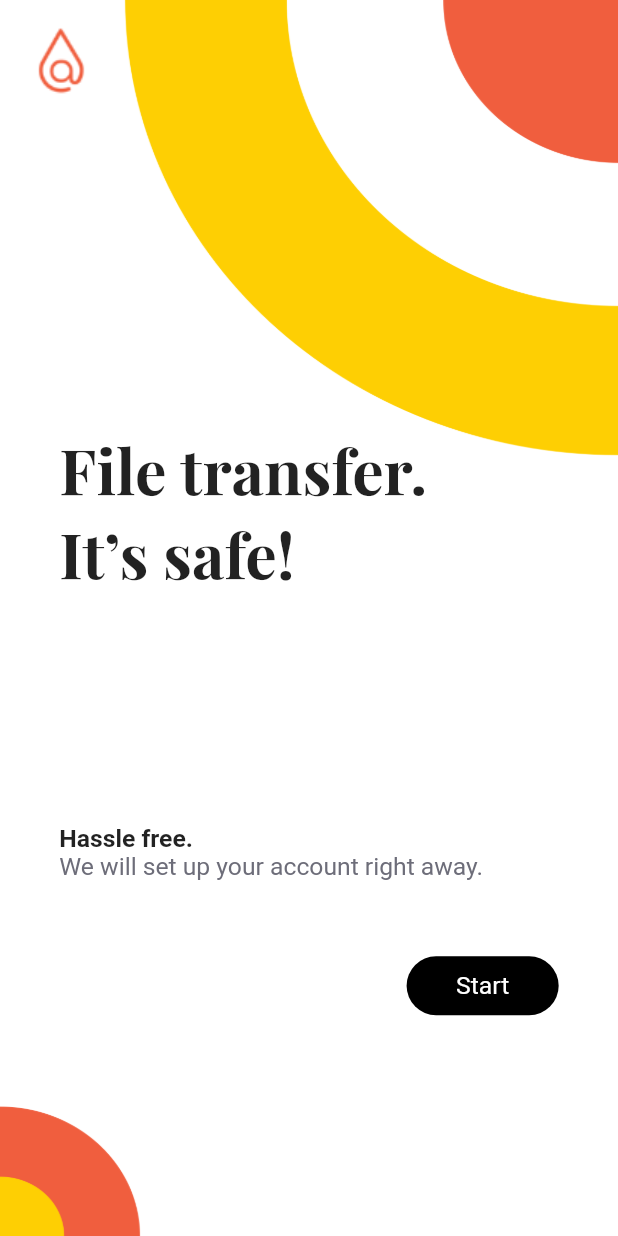
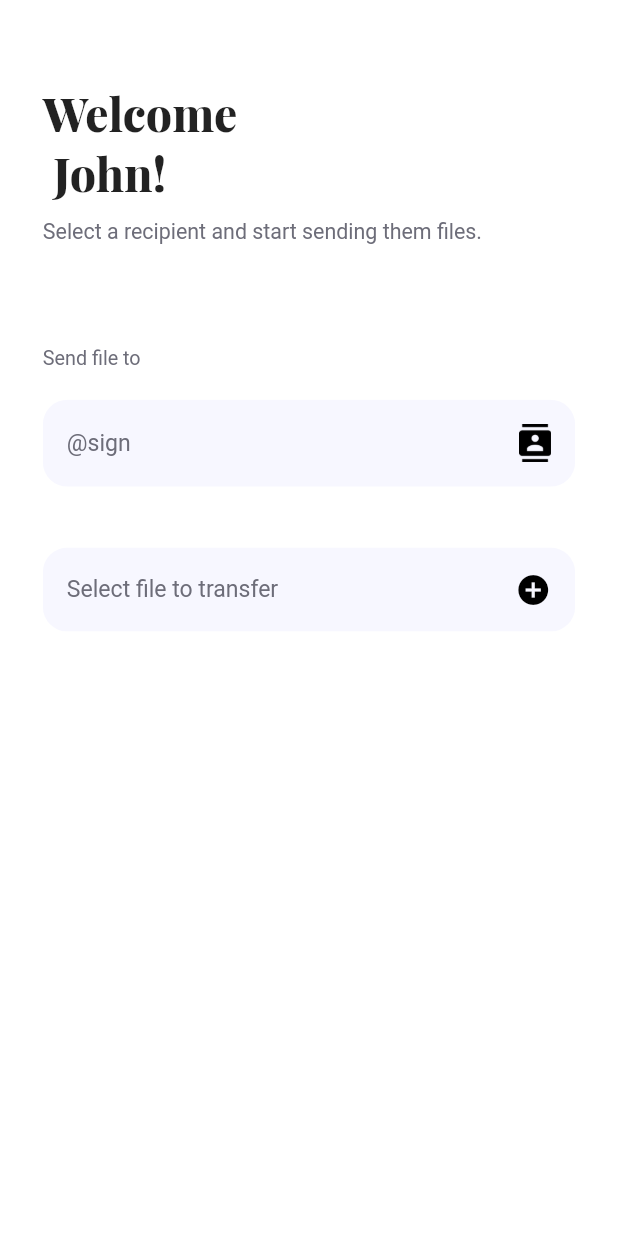
Before and after one commit to atsign-foundation/atmosphere_pro, a Flutter app: the screen it shows after launch, after a tap on "Start", on a phone screen of 412 x 824 dp. Run offline on Flutter 3.47's test engine with Material 2 defaults, Android fonts, the phone set to English and light mode, and no system bars; our stand-ins replace google_fonts; missing offline and left inert: pedantic.

Commit message:
welcome screen UI

```diff
--- a/lib/app.dart
+++ b/lib/app.dart
@@ -9,6 +9,9 @@ class MyApp extends StatelessWidget {
       title: 'AtSign Atmosphere App',
       debugShowCheckedModeBanner: false,
       initialRoute: SetupRoutes.initialRoute,
+      theme: ThemeData(
+        scaffoldBackgroundColor: Colors.white,
+      ),
       routes: SetupRoutes.routes,
     );
   }
--- a/lib/main.dart
+++ b/lib/main.dart
@@ -1,4 +1,5 @@
 import 'package:flutter/material.dart';
+import 'package:pedantic/pedantic.dart';
 import 'app.dart';
 
 void main() {
--- a/lib/routes/route_names.dart
+++ b/lib/routes/route_names.dart
@@ -1,3 +1,4 @@
 class Routes {
   static const String HOME = 'home';
+  static const String WELCOME_SCREEN = 'welcomeScreen';
 }
--- a/lib/routes/routes.dart
+++ b/lib/routes/routes.dart
@@ -1,5 +1,6 @@
 import 'package:atsign_atmosphere_app/routes/route_names.dart';
 import 'package:atsign_atmosphere_app/screens/home/home.dart';
+import 'package:atsign_atmosphere_app/screens/welcome_screen/welcome_screen.dart';
 import 'package:flutter/material.dart';
 
 class SetupRoutes {
@@ -8,6 +9,7 @@ class SetupRoutes {
   static Map<String, WidgetBuilder> get routes {
     return {
       Routes.HOME: (context) => Home(),
+      Routes.WELCOME_SCREEN: (context) => WelcomeScreen(),
     };
   }
 }
--- a/lib/screens/home/home.dart
+++ b/lib/screens/home/home.dart
@@ -1,3 +1,5 @@
+import 'package:atsign_atmosphere_app/routes/route_names.dart';
+import 'package:atsign_atmosphere_app/screens/widgets/common_button.dart';
 import 'package:atsign_atmosphere_app/services/size_config.dart';
 import 'package:atsign_atmosphere_app/utils/colors.dart';
 import 'package:atsign_atmosphere_app/utils/images.dart';
@@ -88,25 +90,12 @@ class Home extends StatelessWidget {
                         flex: 4,
                         child: Align(
                           alignment: Alignment.topRight,
-                          child: InkWell(
-                            onTap: () {},
-                            child: Container(
-                              padding: EdgeInsets.symmetric(
-                                vertical: 10.toHeight,
-                                horizontal: 30.toWidth,
-                              ),
-                              decoration: BoxDecoration(
-                                color: Colors.black,
-                                borderRadius: BorderRadius.circular(20.toFont),
-                              ),
-                              child: Text(
-                                TextStrings().buttonStart,
-                                style: TextStyle(
-                                  color: Colors.white,
-                                  fontSize: 15.toFont,
-                                ),
-                              ),
-                            ),
+                          child: CommonButton(
+                            TextStrings().buttonStart,
+                            () {
+                              Navigator.of(context)
+                                  .pushNamed(Routes.WELCOME_SCREEN);
+                            },
                           ),
                         ),
                       ),
--- /dev/null
+++ b/lib/screens/welcome_screen/welcome_screen.dart
@@ -0,0 +1,111 @@
+import 'package:atsign_atmosphere_app/screens/welcome_screen/widgets/select_file_widget.dart';
+import 'package:atsign_atmosphere_app/screens/widgets/common_button.dart';
+import 'package:atsign_atmosphere_app/services/size_config.dart';
+import 'package:atsign_atmosphere_app/utils/colors.dart';
+import 'package:atsign_atmosphere_app/utils/text_strings.dart';
+import 'package:flutter/material.dart';
+import 'package:google_fonts/google_fonts.dart';
+
+import 'widgets/select_contact_widget.dart';
+
+class WelcomeScreen extends StatefulWidget {
+  @override
+  _WelcomeScreenState createState() => _WelcomeScreenState();
+}
+
+class _WelcomeScreenState extends State<WelcomeScreen> {
+  bool isContactSelected;
+  bool isFileSelected;
+
+  @override
+  void initState() {
+    isContactSelected = false;
+    isFileSelected = false;
+    super.initState();
+  }
+
+  @override
+  Widget build(BuildContext context) {
+    return Scaffold(
+      appBar: AppBar(
+        backgroundColor: Colors.white,
+        elevation: 0,
+      ),
+      body: SingleChildScrollView(
+        child: Container(
+          padding: EdgeInsets.symmetric(horizontal: 26.toWidth),
+          child: Column(
+            crossAxisAlignment: CrossAxisAlignment.start,
+            children: [
+              Text(
+                TextStrings().welcomeUser('John'),
+                style: GoogleFonts.playfairDisplay(
+                  textStyle: TextStyle(
+                    fontSize: 28.toFont,
+                    fontWeight: FontWeight.w800,
+                    height: 1.3,
+                  ),
+                ),
+              ),
+              SizedBox(
+                height: 10.toHeight,
+              ),
+              Text(
+                TextStrings().welcomeRecipient,
+                style: TextStyle(
+                  color: ColorConstants.fadedText,
+                  fontSize: 13.toFont,
+                ),
+              ),
+              SizedBox(
+                height: 67.toHeight,
+              ),
+              Text(
+                TextStrings().welcomeSendFilesTo,
+                style: TextStyle(
+                  color: ColorConstants.fadedText,
+                  fontSize: 12.toFont,
+                ),
+              ),
+              SizedBox(
+                height: 20.toHeight,
+              ),
+              SelectContactWidget(
+                (b) {
+                  setState(() {
+                    isContactSelected = b;
+                  });
+                },
+              ),
+              SizedBox(
+                height: 40.toHeight,
+              ),
+              SelectFileWidget(
+                (b) {
+                  setState(() {
+                    isFileSelected = b;
+                  });
+                },
+              ),
+              SizedBox(
+                height: 60.toHeight,
+              ),
+              if (isContactSelected && isFileSelected) ...[
+                Align(
+                  alignment: Alignment.topRight,
+                  child: CommonButton(
+                    TextStrings().buttonSend,
+                    () {},
+                  ),
+                ),
+                SizedBox(
+                  height: 60.toHeight,
+                ),
+              ],
+            ],
+          ),
+        ),
+      ),
+    );
+  }
+}
--- /dev/null
+++ b/lib/screens/welcome_screen/widgets/select_contact_widget.dart
@@ -0,0 +1,164 @@
+import 'package:atsign_atmosphere_app/services/size_config.dart';
+import 'package:atsign_atmosphere_app/utils/colors.dart';
+import 'package:atsign_atmosphere_app/utils/images.dart';
+import 'package:atsign_atmosphere_app/utils/text_strings.dart';
+import 'package:flutter/material.dart';
+
+class SelectContactWidget extends StatefulWidget {
+  final Function(bool) onUpdate;
+  SelectContactWidget(this.onUpdate);
+  @override
+  _SelectContactWidgetState createState() => _SelectContactWidgetState();
+}
+
+class _SelectContactWidgetState extends State<SelectContactWidget> {
+  String headerText;
+  int selectedIndex;
+
+  @override
+  void initState() {
+    headerText = TextStrings().welcomeContactPlaceholder;
+    super.initState();
+  }
+
+  @override
+  Widget build(BuildContext context) {
+    return Theme(
+      data: ThemeData(
+        dividerColor: Colors.transparent,
+        textTheme: TextTheme(
+          subtitle1: TextStyle(
+            color: ColorConstants.inputFieldColor,
+          ),
+        ),
+      ),
+      child: ClipRRect(
+        borderRadius: BorderRadius.circular(15.toFont),
+        child: Container(
+          color: ColorConstants.inputFieldColor,
+          child: selectedIndex == null
+              ? _ExpansionTileWidget(
+                  headerText,
+                  (index) {
+                    widget.onUpdate(true);
+                    setState(() {
+                      selectedIndex = index;
+                    });
+                  },
+                )
+              : _ListTileWidget(
+                  selectedIndex,
+                  () {
+                    widget.onUpdate(false);
+                    setState(() {
+                      selectedIndex = null;
+                    });
+                  },
+                ),
+        ),
+      ),
+    );
+  }
+}
+
+class _ExpansionTileWidget extends StatelessWidget {
+  final String headerText;
+  final Function(int) onSelected;
+  _ExpansionTileWidget(this.headerText, this.onSelected);
+  @override
+  Widget build(BuildContext context) {
+    return ExpansionTile(
+      backgroundColor: ColorConstants.inputFieldColor,
+      title: Text(
+        headerText,
+        style: TextStyle(
+          color: ColorConstants.fadedText,
+          fontSize: 14.toFont,
+        ),
+      ),
+      trailing: Container(
+        padding: EdgeInsets.symmetric(vertical: 15.toHeight),
+        child: Image.asset(
+          ImageConstants.contactsIcon,
+          color: Colors.black,
+        ),
+      ),
+      children: List.generate(
+        5,
+        (index) => Container(
+          decoration: BoxDecoration(
+            border: Border(
+              bottom: BorderSide(
+                color: ColorConstants.dividerColor.withOpacity(0.1),
+                width: 1.toHeight,
+              ),
+            ),
+          ),
+          child: ListTile(
+            onTap: () => onSelected(index),
+            title: Text(
+              'Levina Thomas $index',
+              style: TextStyle(
+                color: Colors.black,
+                fontSize: 14.toFont,
+              ),
+            ),
+            subtitle: Text(
+              '@levinat',
+              style: TextStyle(
+                color: ColorConstants.fadedText,
+                fontSize: 14.toFont,
+              ),
+            ),
+            leading: Container(
+              height: 40.toWidth,
+              width: 40.toWidth,
+              decoration: BoxDecoration(
+                color: Colors.black,
+                shape: BoxShape.circle,
+              ),
+            ),
+            trailing: Icon(Icons.add),
+          ),
+        ),
+      ),
+    );
+  }
+}
+
+class _ListTileWidget extends StatelessWidget {
+  final int selectedIndex;
+  final Function onRemove;
+  _ListTileWidget(this.selectedIndex, this.onRemove);
+
+  @override
+  Widget build(BuildContext context) {
+    return ListTile(
+      title: Text(
+        'Levina Thomas $selectedIndex',
+        style: TextStyle(
+          color: ColorConstants.fadedText,
+          fontSize: 14.toFont,
+        ),
+      ),
+      leading: Container(
+        height: 40.toWidth,
+        width: 40.toWidth,
+        decoration: BoxDecoration(
+          color: Colors.black,
+          shape: BoxShape.circle,
+        ),
+      ),
+      trailing: InkWell(
+        onTap: onRemove,
+        child: Container(
+          padding: EdgeInsets.symmetric(vertical: 15.toHeight),
+          child: Icon(
+            Icons.clear,
+            color: Colors.black,
+          ),
+        ),
+      ),
+    );
+  }
+}
--- /dev/null
+++ b/lib/screens/welcome_screen/widgets/select_file_widget.dart
@@ -0,0 +1,119 @@
+import 'package:atsign_atmosphere_app/services/size_config.dart';
+import 'package:atsign_atmosphere_app/utils/colors.dart';
+import 'package:atsign_atmosphere_app/utils/text_strings.dart';
+import 'package:flutter/material.dart';
+
+class SelectFileWidget extends StatefulWidget {
+  final Function(bool) onUpdate;
+  SelectFileWidget(this.onUpdate);
+  @override
+  _SelectFileWidgetState createState() => _SelectFileWidgetState();
+}
+
+class _SelectFileWidgetState extends State<SelectFileWidget> {
+  int selectedFiles;
+
+  @override
+  void initState() {
+    selectedFiles = 0;
+    super.initState();
+  }
+
+  @override
+  Widget build(BuildContext context) {
+    return ClipRRect(
+      child: Container(
+        decoration: BoxDecoration(
+          borderRadius: BorderRadius.circular(15.toFont),
+          color: ColorConstants.inputFieldColor,
+        ),
+        child: Column(
+          children: [
+            ListTile(
+              title: Text(
+                selectedFiles == 0
+                    ? TextStrings().welcomeFilePlaceholder
+                    : TextStrings().welcomeAddFilePlaceholder,
+                style: TextStyle(
+                  color: ColorConstants.fadedText,
+                  fontSize: 14.toFont,
+                ),
+              ),
+              subtitle: selectedFiles == 0
+                  ? null
+                  : Text(
+                      '144KB . JPG',
+                      style: TextStyle(
+                        color: ColorConstants.fadedText,
+                        fontSize: 10.toFont,
+                      ),
+                    ),
+              trailing: InkWell(
+                onTap: () {
+                  if (selectedFiles == 0) widget.onUpdate(true);
+                  setState(() {
+                    selectedFiles++;
+                  });
+                },
+                child: Container(
+                  padding: EdgeInsets.symmetric(vertical: 15.toHeight),
+                  child: Icon(
+                    Icons.add_circle,
+                    color: Colors.black,
+                  ),
+                ),
+              ),
+            ),
+            ListView.builder(
+              shrinkWrap: true,
+              physics: NeverScrollableScrollPhysics(),
+              itemCount: selectedFiles,
+              itemBuilder: (c, index) => Container(
+                decoration: BoxDecoration(
+                  border: Border(
+                    bottom: BorderSide(
+                      color: ColorConstants.dividerColor.withOpacity(0.1),
+                      width: 1.toHeight,
+                    ),
+                  ),
+                ),
+                child: ListTile(
+                  title: Text(
+                    'File Name $index',
+                    style: TextStyle(
+                      color: Colors.black,
+                      fontSize: 14.toFont,
+                    ),
+                  ),
+                  subtitle: Text(
+                    '144KB . JPG',
+                    style: TextStyle(
+                      color: ColorConstants.fadedText,
+                      fontSize: 14.toFont,
+                    ),
+                  ),
+                  leading: Container(
+                    height: 40.toWidth,
+                    width: 40.toWidth,
+                    decoration: BoxDecoration(
+                      color: Colors.black,
+                    ),
+                  ),
+                  trailing: IconButton(
+                    icon: Icon(Icons.clear),
+                    onPressed: () {
+                      setState(() {
+                        selectedFiles--;
+                      });
+                      if (selectedFiles == 0) widget.onUpdate(false);
+                    },
+                  ),
+                ),
+              ),
+            ),
+          ],
+        ),
+      ),
+    );
+  }
+}
--- /dev/null
+++ b/lib/screens/widgets/common_button.dart
@@ -0,0 +1,32 @@
+import 'package:atsign_atmosphere_app/services/size_config.dart';
+import 'package:flutter/material.dart';
+
+class CommonButton extends StatelessWidget {
+  final String title;
+  final Function onTap;
+  const CommonButton(this.title, this.onTap);
+
+  @override
+  Widget build(BuildContext context) {
+    return InkWell(
+      onTap: onTap,
+      child: Container(
+        padding: EdgeInsets.symmetric(
+          vertical: 10.toHeight,
+          horizontal: 30.toWidth,
+        ),
+        decoration: BoxDecoration(
+          color: Colors.black,
+          borderRadius: BorderRadius.circular(20.toFont),
+        ),
+        child: Text(
+          title ?? '',
+          style: TextStyle(
+            color: Colors.white,
+            fontSize: 15.toFont,
+          ),
+        ),
+      ),
+    );
+  }
+}
--- a/lib/utils/colors.dart
+++ b/lib/utils/colors.dart
@@ -1,5 +1,7 @@
 import 'package:flutter/material.dart';
 
 class ColorConstants {
-  static Color fadedText = Color(0xFF6D6D79);
+  static const Color fadedText = Color(0xFF6D6D79);
+  static const Color inputFieldColor = Color(0xFFF7F7FF);
+  static const Color dividerColor = Color(0xFF707070);
 }
--- a/lib/utils/images.dart
+++ b/lib/utils/images.dart
@@ -3,4 +3,5 @@ class ImageConstants {
 
   static String welcomeBackground = '$_basePath/welcome_bg.png';
   static String logoIcon = '$_basePath/logo.png';
+  static String contactsIcon = '$_basePath/contacts.png';
 }
--- a/lib/utils/text_strings.dart
+++ b/lib/utils/text_strings.dart
@@ -8,6 +8,15 @@ class TextStrings {
   String homeHassleFree = 'Hassle free.\n';
   String homeWeWillSetupAccount = 'We will set up your account right away.';
 
+  // welcome screen texts
+  String welcomeUser(String userName) => 'Welcome\n $userName!';
+  String welcomeRecipient = 'Select a recipient and start sending them files.';
+  String welcomeSendFilesTo = 'Send file to';
+  String welcomeContactPlaceholder = '@sign';
+  String welcomeFilePlaceholder = 'Select file to transfer';
+  String welcomeAddFilePlaceholder = 'Add file to transfer';
+
   // buttons text
   String buttonStart = 'Start';
+  String buttonSend = 'Send';
 }
```
Also changed, not shown: assets/images/contacts.png (added).
